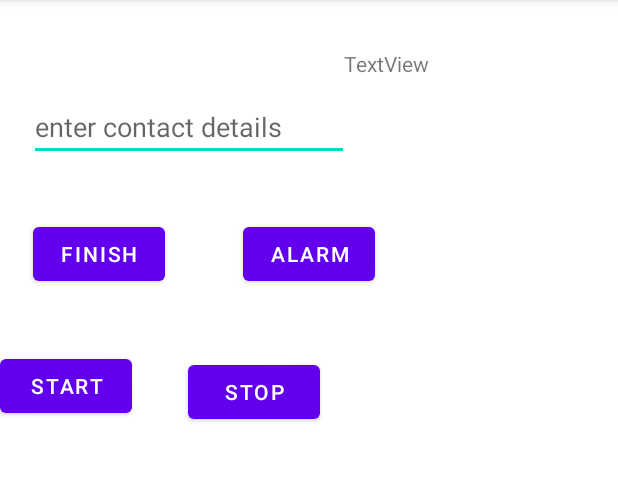
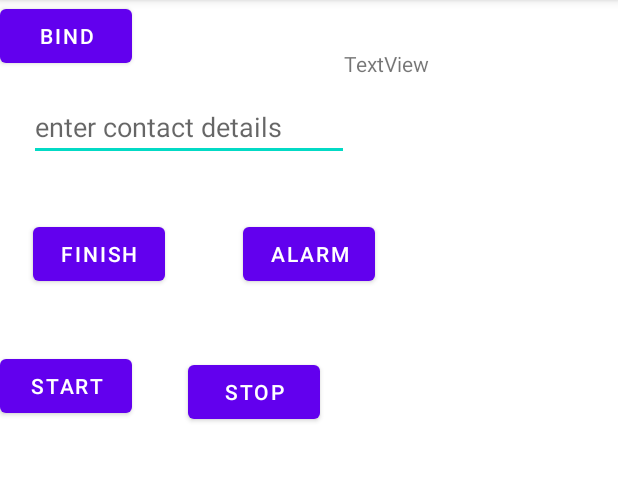
Before and after one commit to abdultanveer/b3First, an Android app: the screen it shows after launch (HomeActivity), on a phone screen of 412 x 824 dp, the part 84-565 px from its top. Run offline under Robolectric (Android 15) with nearby library versions, the phone set to English and light mode, and no system bars.

Commit message:
binding to a service

```diff
--- a/app/src/main/java/com/example/b3first/HomeActivity.java
+++ b/app/src/main/java/com/example/b3first/HomeActivity.java
@@ -2,16 +2,20 @@ package com.example.b3first;
 
 import androidx.appcompat.app.AppCompatActivity;
 
+import android.content.ComponentName;
 import android.content.Intent;
+import android.content.ServiceConnection;
 import android.os.Bundle;
+import android.os.IBinder;
 import android.provider.AlarmClock;
+import android.util.Log;
 import android.view.View;
 import android.widget.EditText;
 import android.widget.TextView;
 import android.widget.Toast;
 
 public class HomeActivity extends AppCompatActivity {
-
+    public static String TAG =HomeActivity.class.getSimpleName();
     EditText etHome;
     TextView tvHome;
     @Override
@@ -76,6 +80,29 @@ public class HomeActivity extends AppCompatActivity {
             case  R.id.btnStop:
                 stopService(serviceIntent);
                 break;
+            case R.id.btnBind:
+                bindService(serviceIntent,serviceConnection,BIND_AUTO_CREATE);
+                break;
         }
     }
+
+
+
+    ServiceConnection serviceConnection = new ServiceConnection() {
+      //  MyService myService = new MyService();//creating a service - setting catering service
+        MyService myService;
+        @Override
+        public void onServiceConnected(ComponentName componentName, IBinder binder) {
+            MyService.LocalBinder myLocalBinder = (MyService.LocalBinder) binder;
+            myService = myLocalBinder.getService();
+            int result = myService.add(888,999);
+            Log.i(TAG,"result ="+ result);
+
+        }
+
+        @Override
+        public void onServiceDisconnected(ComponentName componentName) {
+
+        }
+    };
 }
--- a/app/src/main/res/layout/activity_home.xml
+++ b/app/src/main/res/layout/activity_home.xml
@@ -70,4 +70,13 @@
         app:layout_constraintStart_toEndOf="@+id/btnStart"
         app:layout_constraintTop_toTopOf="@+id/btnStart" />
 
+    <Button
+        android:id="@+id/btnBind"
+        android:layout_width="wrap_content"
+        android:layout_height="wrap_content"
+        android:onClick="serviceHandler"
+        android:text="bind"
+        tools:layout_editor_absoluteX="276dp"
+        tools:layout_editor_absoluteY="234dp" />
+
 </androidx.constraintlayout.widget.ConstraintLayout>
```
Also changed, not shown: app/src/main/java/com/example/b3first/MyService.kt (+27 -2 lines).
